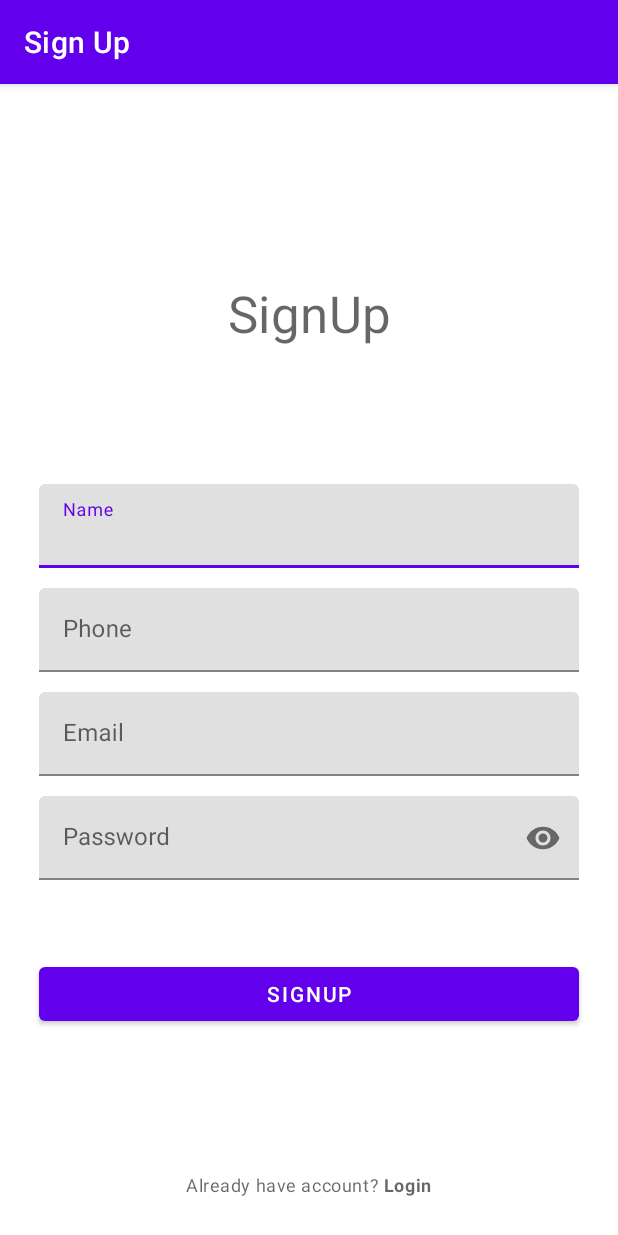
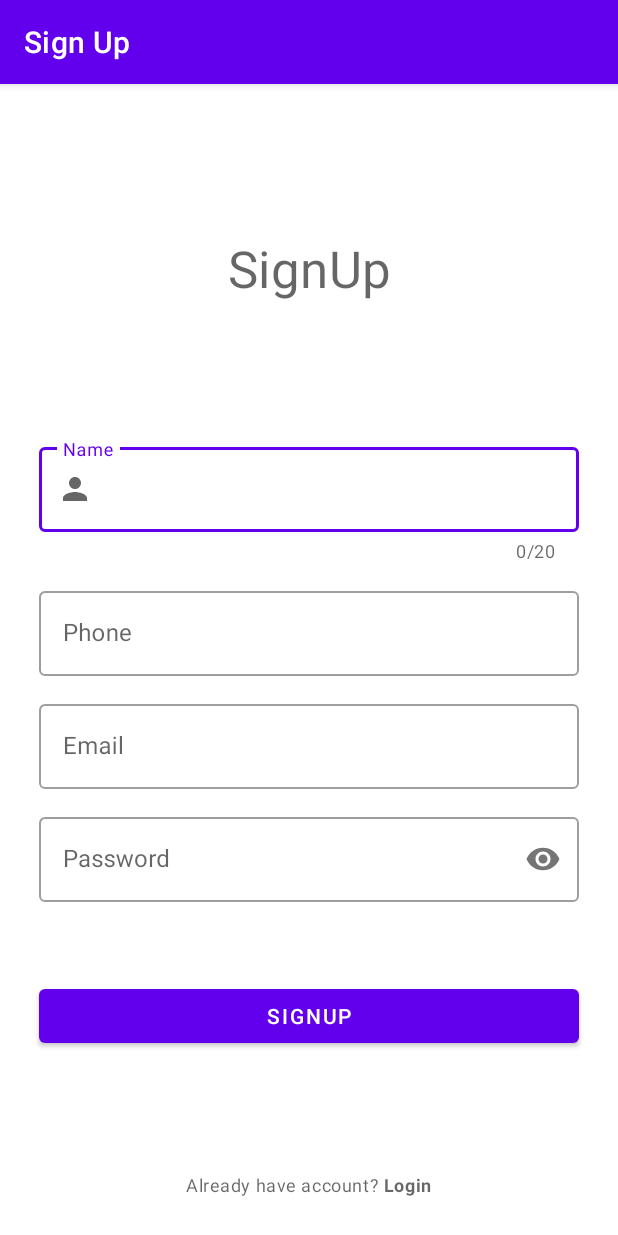
Before and after one commit to Dicky-27/CarePlus, an Android app: the SignUpActivity screen opened directly, with no data from a screen before it, on a phone screen of 412 x 824 dp. Run offline under Robolectric (Android 15) with nearby library versions, the phone set to English and light mode, and no system bars; our stand-ins replace Firebase (no records; nobody signed in at launch, a user with empty details on screens opened directly), sdp/ssp sizes.

Commit message:
ubah input text UI edit

```diff
--- a/app/src/main/res/layout/activity_sign_up.xml
+++ b/app/src/main/res/layout/activity_sign_up.xml
@@ -8,22 +8,27 @@
 
     <TextView
         android:id="@+id/tv_signup"
+        style="@style/TextAppearance.MaterialComponents.Headline4"
         android:layout_width="wrap_content"
         android:layout_height="wrap_content"
+        android:layout_marginTop="100dp"
         android:text="@string/signup"
-        style="@style/TextAppearance.MaterialComponents.Headline4"
-        android:layout_marginTop="@dimen/_100sdp"
         app:layout_constraintLeft_toLeftOf="parent"
         app:layout_constraintRight_toRightOf="parent"
         app:layout_constraintTop_toTopOf="parent" />
 
     <com.google.android.material.textfield.TextInputLayout
+        style = "@style/Widget.MaterialComponents.TextInputLayout.OutlinedBox"
         android:id="@+id/nameTil"
         android:layout_width="match_parent"
         android:layout_height="wrap_content"
         android:layout_marginTop="@dimen/_70sdp"
         android:layout_marginBottom="@dimen/_10sdp"
         android:layout_marginHorizontal="@dimen/_20sdp"
+        app:startIconDrawable="@drawable/ic_baseline_person_24"
+        app:counterEnabled="true"
+        app:counterMaxLength="20"
+        app:endIconMode="clear_text"
         app:layout_constraintTop_toBottomOf="@+id/tv_signup"
         app:layout_constraintStart_toStartOf="parent"
         app:layout_constraintEnd_toEndOf="parent">
@@ -33,6 +38,7 @@
             android:layout_width="match_parent"
             android:layout_height="wrap_content"
             android:hint="@string/nama"
+            android:maxLength="20"
             android:inputType="textPersonName"
             android:importantForAutofill="no" />
 
@@ -40,6 +46,7 @@
     </com.google.android.material.textfield.TextInputLayout>
 
     <com.google.android.material.textfield.TextInputLayout
+        style = "@style/Widget.MaterialComponents.TextInputLayout.OutlinedBox"
         android:id="@+id/phoneTil"
         android:layout_width="match_parent"
         android:layout_height="wrap_content"
@@ -48,13 +55,16 @@
         android:layout_marginHorizontal="@dimen/_20sdp"
         app:layout_constraintTop_toBottomOf="@+id/nameTil"
         app:layout_constraintStart_toStartOf="parent"
-        app:layout_constraintEnd_toEndOf="parent">
+        app:layout_constraintEnd_toEndOf="parent"
+        app:endIconMode="clear_text"
+        app:prefixText="+62">
 
         <EditText
             android:id="@+id/ed_phone"
             android:layout_width="match_parent"
             android:layout_height="wrap_content"
             android:hint="@string/phone"
+            android:maxLength="13"
             android:inputType="phone"
             android:importantForAutofill="no" />
 
@@ -63,6 +73,7 @@
 
 
     <com.google.android.material.textfield.TextInputLayout
+        style = "@style/Widget.MaterialComponents.TextInputLayout.OutlinedBox"
         android:id="@+id/emailTil"
         android:layout_width="match_parent"
         android:layout_height="wrap_content"
@@ -85,6 +96,7 @@
     </com.google.android.material.textfield.TextInputLayout>
 
     <com.google.android.material.textfield.TextInputLayout
+        style = "@style/Widget.MaterialComponents.TextInputLayout.OutlinedBox"
         android:id="@+id/passwordTil"
         android:layout_width="match_parent"
         android:layout_height="wrap_content"
```
